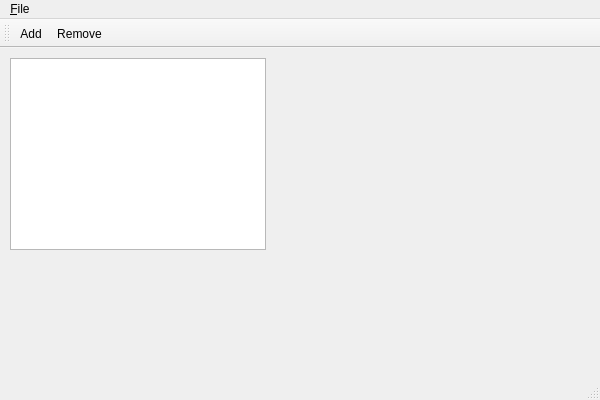
martin-kudlicka/ram-disk, file source/mainwindow.ui: the form before one commit.
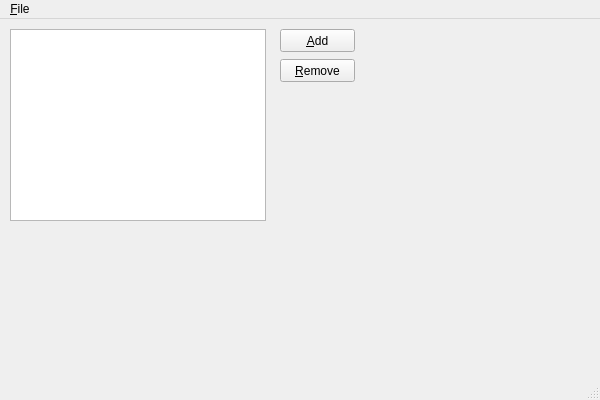
The form after the commit.

Commit message: * buttons instead of toolbar

```diff
--- a/source/mainwindow.ui
+++ b/source/mainwindow.ui
@@ -30,6 +30,32 @@
      <bool>false</bool>
     </property>
    </widget>
+   <widget class="QPushButton" name="addRamDisk">
+    <property name="geometry">
+     <rect>
+      <x>280</x>
+      <y>10</y>
+      <width>75</width>
+      <height>23</height>
+     </rect>
+    </property>
+    <property name="text">
+     <string>&amp;Add</string>
+    </property>
+   </widget>
+   <widget class="QPushButton" name="removeRamDisk">
+    <property name="geometry">
+     <rect>
+      <x>280</x>
+      <y>40</y>
+      <width>75</width>
+      <height>23</height>
+     </rect>
+    </property>
+    <property name="text">
+     <string>&amp;Remove</string>
+    </property>
+   </widget>
   </widget>
   <widget class="QMenuBar" name="menuBar">
    <property name="geometry">
@@ -48,16 +74,6 @@
    </widget>
    <addaction name="menu_File"/>
   </widget>
-  <widget class="QToolBar" name="mainToolBar">
-   <attribute name="toolBarArea">
-    <enum>TopToolBarArea</enum>
-   </attribute>
-   <attribute name="toolBarBreak">
-    <bool>false</bool>
-   </attribute>
-   <addaction name="actionAddRamDisk"/>
-   <addaction name="actionRemoveRamDisk"/>
-  </widget>
   <widget class="QStatusBar" name="statusBar"/>
   <action name="actionE_xit">
    <property name="text">
```
The commit also changes 2 other files.
